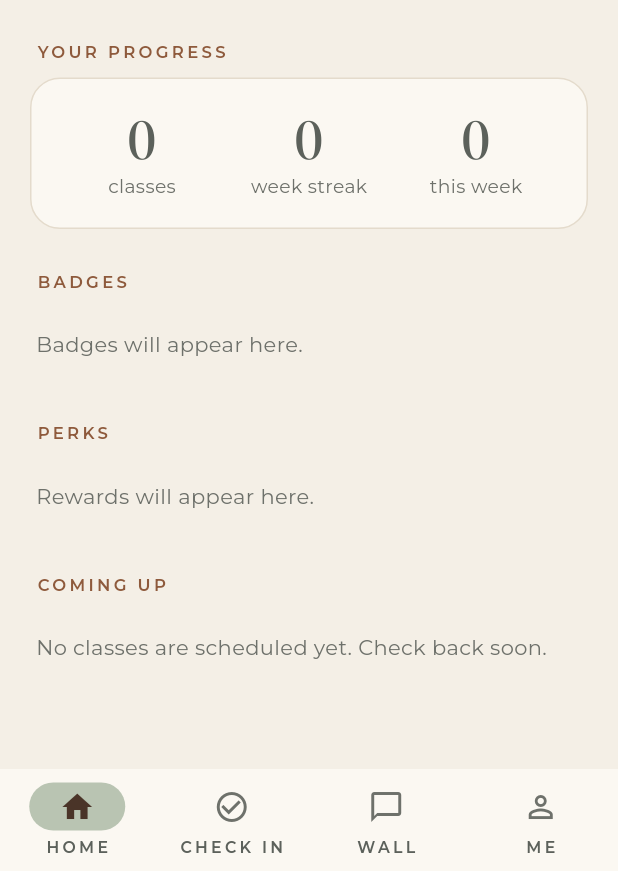
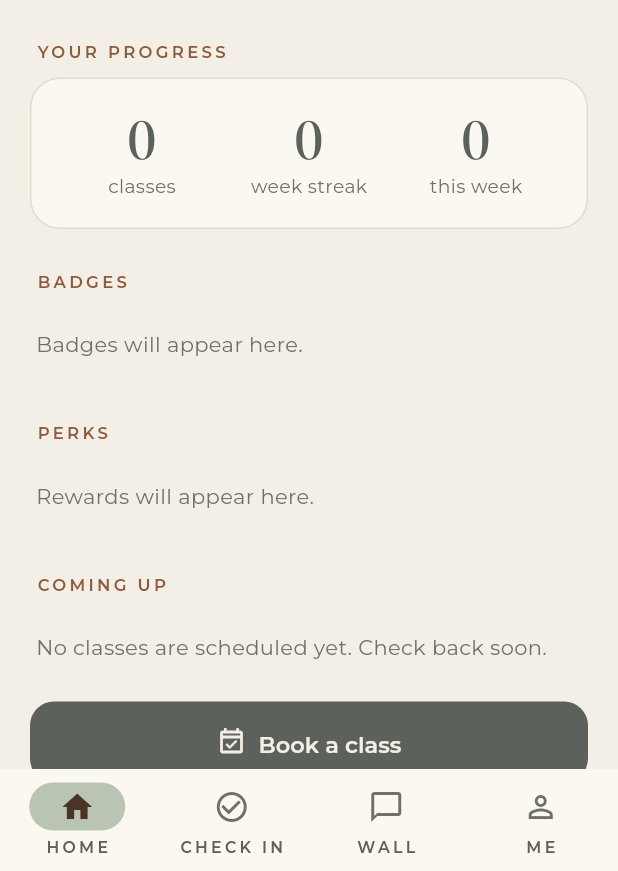
Before and after one commit to z5yt8nrzhm-jpg/miniture-umbrella, a Flutter app: the ClubShell screen opened directly with empty values, on a phone screen of 412 x 824 dp, the part 365-1236 px from its top. Run offline on Flutter 3.47's test engine with Material 3 defaults, Android fonts, the phone set to English and light mode, and no system bars; our stand-ins replace shared_preferences, supabase_flutter; accounts and stored records are empty.

Commit message:
Add Book a class button that opens the Teamup schedule
url_launcher opens the studio's Teamup page in the phone's browser; Android 11+
needs the https VIEW intent query, added to the manifest. Shows a plain
message if the page cannot be opened.

Co-Authored-By: Claude Sonnet 5.5 <noreply@anthropic.com>
Claude-Session: https://claude.ai/code/session_01KQxxaciLu2yiEbNh7BKzVA

```diff
--- a/studio-club/lib/config.dart
+++ b/studio-club/lib/config.dart
@@ -11,4 +11,7 @@ class AppConfig {
   static const url = String.fromEnvironment('SUPABASE_URL');
   static const key = String.fromEnvironment('SUPABASE_KEY');
   static bool get configured => url.isNotEmpty && key.isNotEmpty;
+
+  /// Where members book. Change it here if the studio moves booking platforms.
+  static const scheduleUrl = 'https://goteamup.com/p/6251849-gilbert-flex-studio/c/schedule';
 }
--- a/studio-club/lib/ui/home.dart
+++ b/studio-club/lib/ui/home.dart
@@ -4,6 +4,7 @@ library;
 import 'package:flutter/material.dart';
 
 import '../data/models.dart';
+import '../links.dart';
 import '../state/club_controller.dart';
 import 'theme.dart';
 import 'widgets.dart';
@@ -42,6 +43,8 @@ class HomeScreen extends StatelessWidget {
             _Perks(stats: stats, catalog: c.catalog),
             const SectionTitle('Coming up'),
             _Schedule(classes: c.schedule, catalog: c.catalog),
+            const SizedBox(height: 12),
+            PrimaryButton('Book a class', icon: Icons.event_available_outlined, onPressed: () => openSchedule(context)),
             if (c.history.isNotEmpty) ...[
               const SectionTitle('Recent classes'),
               Paper(
--- a/studio-club/pubspec.yaml
+++ b/studio-club/pubspec.yaml
@@ -37,6 +37,7 @@ dependencies:
   supabase_flutter: ^2.18.3
   shared_preferences: ^2.5.6
   http: ^1.6.0
+  url_launcher: ^6.3.3
 
 dev_dependencies:
   flutter_test:
```
Also changed, not shown: studio-club/lib/links.dart (added, +16 -0 lines), studio-club/pubspec.lock, 1 other file.
